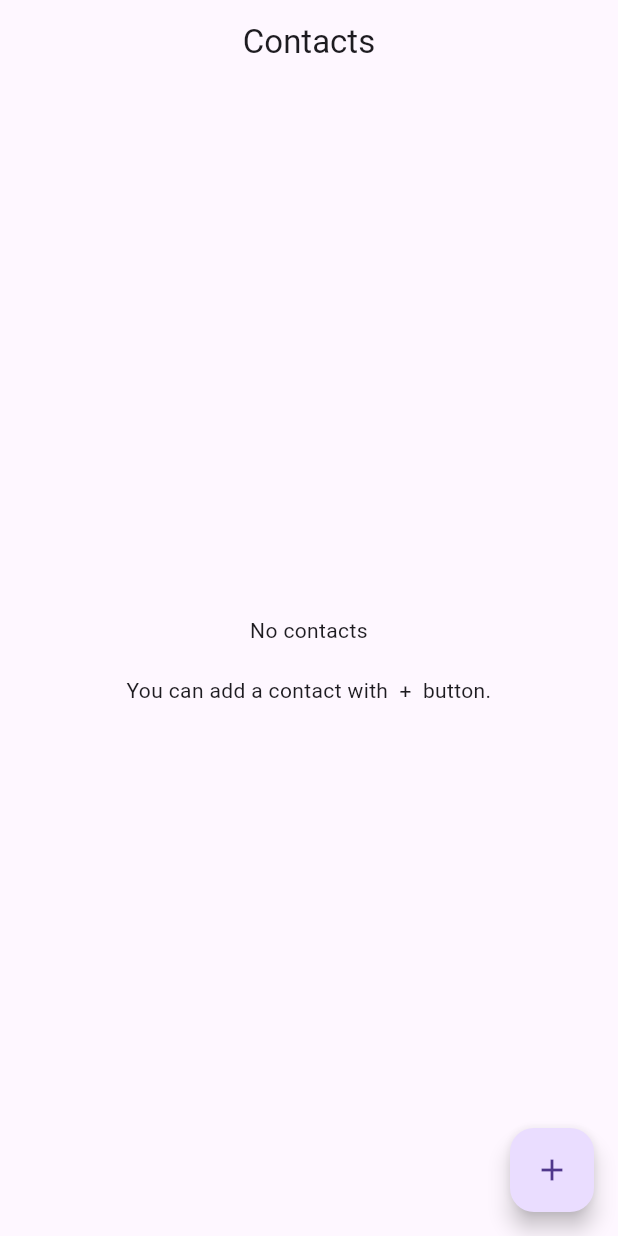
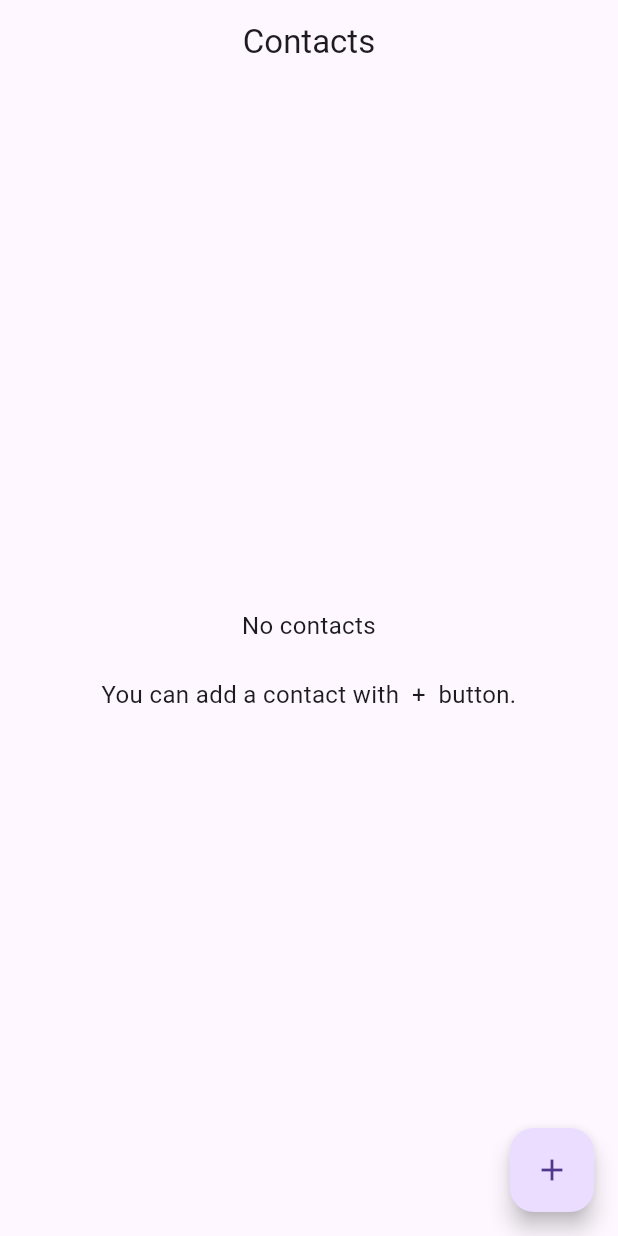
Before and after one commit to msx-git/contacts, a Flutter app: the screen it shows after launch, on a phone screen of 412 x 824 dp. Run offline on Flutter 3.47's test engine with Material 3 defaults, Android fonts, the phone set to English and light mode, and no system bars; our stand-ins replace google_fonts, intl_phone_number_input, sqflite; accounts and stored records are empty.

Commit message:
Refactored final code.

```diff
--- a/lib/main.dart
+++ b/lib/main.dart
@@ -15,7 +15,7 @@ class MainApp extends StatelessWidget {
   Widget build(BuildContext context) {
     return ChangeNotifierProvider(
       create: (context) => ContactsController(),
-      child: MaterialApp(
+      child: const MaterialApp(
         debugShowCheckedModeBanner: false,
         home: ContactsScreen(),
       ),
--- a/lib/views/screens/contacts_screen.dart
+++ b/lib/views/screens/contacts_screen.dart
@@ -2,8 +2,8 @@ import 'package:flutter/material.dart';
 import 'package:provider/provider.dart';
 
 import '../../providers/contacts_controller.dart';
+import '../widgets/contact_item.dart';
 import '../widgets/manage_contact_sheet.dart';
-import '../widgets/contact_item.dart';
 
 class ContactsScreen extends StatelessWidget {
   const ContactsScreen({super.key});
@@ -25,23 +25,24 @@ class ContactsScreen extends StatelessWidget {
             return const Center(child: Text("Couldn't get contacts."));
           } else if (snapshot.data!.isEmpty) {
             return const Center(
-                child: Text(
-              "No contacts\n\nYou can add a contact with  +  button.",
-              textAlign: TextAlign.center,
-            ));
+              child: Text(
+                "No contacts\n\nYou can add a contact with  +  button.",
+                textAlign: TextAlign.center,
+                style: TextStyle(fontSize: 16),
+              ),
+            );
           } else {
             return ListView.builder(
               itemCount: snapshot.data!.length,
               itemBuilder: (context, index) {
-                final contact = snapshot.data![index];
-                return ContactItem(contact: contact);
+                return ContactItem(contact: snapshot.data![index]);
               },
             );
           }
         },
       ),
       floatingActionButton: FloatingActionButton(
-        onPressed: () async {
+        onPressed: () {
           showModalBottomSheet(
             isScrollControlled: true,
             context: context,
--- a/lib/views/widgets/contact_item.dart
+++ b/lib/views/widgets/contact_item.dart
@@ -1,8 +1,8 @@
-import 'package:contacts/views/widgets/delete_contact_dialog.dart';
 import 'package:flutter/cupertino.dart';
 import 'package:flutter/material.dart';
 
 import '../../models/contact.dart';
+import 'delete_contact_dialog.dart';
 import 'manage_contact_sheet.dart';
 
 class ContactItem extends StatelessWidget {
@@ -72,7 +72,6 @@ class ContactItem extends StatelessWidget {
                 context: context,
                 builder: (context) => DeleteContactDialog(contact: contact),
               );
-              // contactsController.deleteContact(contact.id);
             },
             icon: const Icon(
               CupertinoIcons.trash,
--- a/lib/views/widgets/delete_contact_dialog.dart
+++ b/lib/views/widgets/delete_contact_dialog.dart
@@ -1,8 +1,8 @@
-import 'package:contacts/providers/contacts_controller.dart';
 import 'package:flutter/material.dart';
 import 'package:provider/provider.dart';
 
 import '../../models/contact.dart';
+import '../../providers/contacts_controller.dart';
 
 class DeleteContactDialog extends StatelessWidget {
   const DeleteContactDialog({super.key, required this.contact});
```
